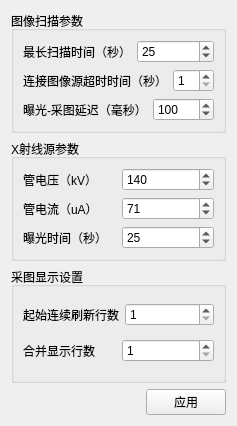
curious-heart/x-data-scanner, file syssettingswidget.ui: the form before one commit.
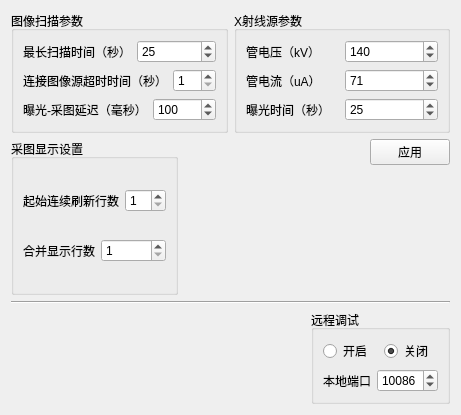
The form after the commit.

```diff
--- a/syssettingswidget.ui
+++ b/syssettingswidget.ui
@@ -6,14 +6,19 @@
    <rect>
     <x>0</x>
     <y>0</y>
-    <width>236</width>
-    <height>426</height>
+    <width>461</width>
+    <height>415</height>
    </rect>
   </property>
   <property name="windowTitle">
    <string>Form</string>
   </property>
-  <layout class="QVBoxLayout" name="verticalLayout_4">
+  <layout class="QVBoxLayout" name="verticalLayout_5">
+   <item>
+    <layout class="QHBoxLayout" name="horizontalLayout_8"/>
+   </item>
+   <item>
+    <layout class="QHBoxLayout" name="horizontalLayout_11">
    <item>
     <widget class="QGroupBox" name="scanParamsGrpBox">
      <property name="title">
@@ -94,7 +99,7 @@
      <property name="title">
       <string>X射线源参数</string>
      </property>
-     <layout class="QVBoxLayout" name="verticalLayout">
+       <layout class="QVBoxLayout" name="verticalLayout_6">
       <item>
        <layout class="QHBoxLayout" name="horizontalLayout">
         <item>
@@ -173,14 +178,18 @@
      </layout>
     </widget>
    </item>
+    </layout>
+   </item>
+   <item>
+    <layout class="QHBoxLayout" name="horizontalLayout_13">
    <item>
     <widget class="QGroupBox" name="groupBox">
      <property name="title">
       <string>采图显示设置</string>
      </property>
-     <layout class="QVBoxLayout" name="verticalLayout_3">
+       <layout class="QVBoxLayout" name="verticalLayout">
       <item>
-       <layout class="QHBoxLayout" name="horizontalLayout_9">
+         <layout class="QHBoxLayout" name="horizontalLayout_10">
         <item>
          <widget class="QLabel" name="iniDisplayLineCntLbl">
           <property name="text">
@@ -201,7 +210,7 @@
        </layout>
       </item>
       <item>
-       <layout class="QHBoxLayout" name="horizontalLayout_8">
+         <layout class="QHBoxLayout" name="horizontalLayout_9">
         <item>
          <widget class="QLabel" name="mergeDispLineCntLbl">
           <property name="text">
@@ -225,6 +234,8 @@
     </widget>
    </item>
    <item>
+      <layout class="QVBoxLayout" name="verticalLayout_4">
+       <item>
     <layout class="QHBoxLayout" name="horizontalLayout_6">
      <item>
       <spacer name="horizontalSpacer">
@@ -244,6 +255,101 @@
        <property name="text">
         <string>应用</string>
        </property>
+          </widget>
+         </item>
+        </layout>
+       </item>
+       <item>
+        <spacer name="verticalSpacer_2">
+         <property name="orientation">
+          <enum>Qt::Vertical</enum>
+         </property>
+         <property name="sizeHint" stdset="0">
+          <size>
+           <width>20</width>
+           <height>40</height>
+          </size>
+         </property>
+        </spacer>
+       </item>
+      </layout>
+     </item>
+    </layout>
+   </item>
+   <item>
+    <widget class="Line" name="line">
+     <property name="orientation">
+      <enum>Qt::Horizontal</enum>
+     </property>
+    </widget>
+   </item>
+   <item>
+    <layout class="QHBoxLayout" name="horizontalLayout_14">
+     <item>
+      <spacer name="horizontalSpacer_2">
+       <property name="orientation">
+        <enum>Qt::Horizontal</enum>
+       </property>
+       <property name="sizeHint" stdset="0">
+        <size>
+         <width>40</width>
+         <height>20</height>
+        </size>
+       </property>
+      </spacer>
+     </item>
+     <item>
+      <widget class="QGroupBox" name="rmtDbgGrpBox">
+       <property name="title">
+        <string>远程调试</string>
+       </property>
+       <layout class="QVBoxLayout" name="verticalLayout_3">
+        <item>
+         <layout class="QHBoxLayout" name="horizontalLayout_15">
+          <item>
+           <widget class="QRadioButton" name="rmtDbgEnableRBtn">
+            <property name="text">
+             <string>开启</string>
+            </property>
+           </widget>
+          </item>
+          <item>
+           <widget class="QRadioButton" name="rmtDbgDisableRBtn">
+            <property name="text">
+             <string>关闭</string>
+            </property>
+            <property name="checked">
+             <bool>true</bool>
+            </property>
+           </widget>
+          </item>
+         </layout>
+        </item>
+        <item>
+         <layout class="QHBoxLayout" name="horizontalLayout_12">
+          <item>
+           <widget class="QLabel" name="rmtDbgLocalPortLbl">
+            <property name="text">
+             <string>本地端口</string>
+            </property>
+           </widget>
+          </item>
+          <item>
+           <widget class="QSpinBox" name="rmtDbgLocalPortSpinBox">
+            <property name="minimum">
+             <number>1</number>
+            </property>
+            <property name="maximum">
+             <number>65535</number>
+            </property>
+            <property name="value">
+             <number>10086</number>
+            </property>
+           </widget>
+          </item>
+         </layout>
+        </item>
+       </layout>
       </widget>
      </item>
     </layout>
```
Lines whose indentation alone changed are shown as unchanged.
